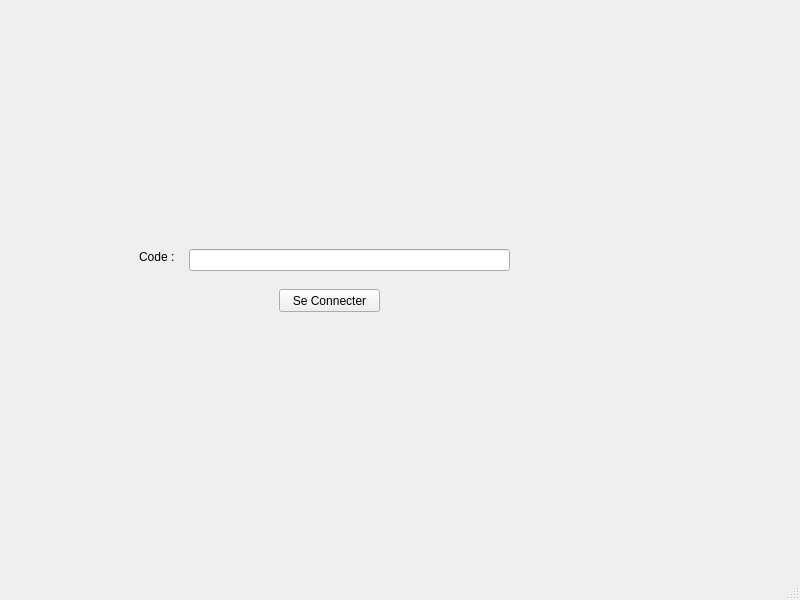
etsi-kekeli/gestion_bibliotheque_image, file Facility/mainwindow.ui: the form before one commit.
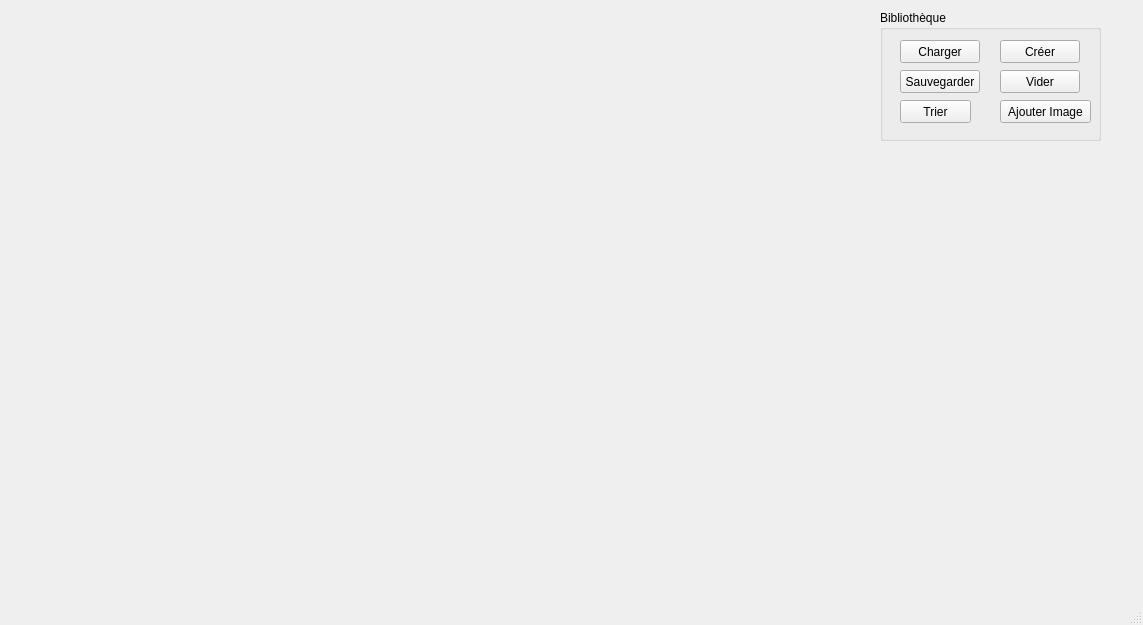
The form after the commit.

Commit message: Développement d'UI pour la sauvegarde, le chargement, l'enrégistrement de Descripteur et de bibliothèqes et des widgets personnalisés pour l'affichage des descripteurs.

The edit to the form file:
```diff
--- a/Facility/mainwindow.ui
+++ b/Facility/mainwindow.ui
@@ -6,62 +6,123 @@
    <rect>
     <x>0</x>
     <y>0</y>
-    <width>800</width>
-    <height>600</height>
+    <width>1143</width>
+    <height>625</height>
    </rect>
   </property>
   <property name="windowTitle">
    <string>MainWindow</string>
   </property>
   <widget class="QWidget" name="centralwidget">
-   <widget class="QStackedWidget" name="stackedWidget">
+   <widget class="QGroupBox" name="biblioGroupBox">
     <property name="geometry">
      <rect>
-      <x>9</x>
-      <y>9</y>
-      <width>771</width>
-      <height>551</height>
+      <x>880</x>
+      <y>10</y>
+      <width>221</width>
+      <height>131</height>
      </rect>
     </property>
-    <widget class="QWidget" name="connexion">
-     <widget class="QLineEdit" name="leCode">
+    <property name="layoutDirection">
+     <enum>Qt::LayoutDirection::LeftToRight</enum>
+    </property>
+    <property name="title">
+     <string>Bibliothèque</string>
+    </property>
+    <property name="flat">
+     <bool>false</bool>
+    </property>
+    <property name="checkable">
+     <bool>false</bool>
+    </property>
+    <widget class="QPushButton" name="btnCharger">
       <property name="geometry">
        <rect>
-        <x>180</x>
-        <y>240</y>
-        <width>321</width>
-        <height>22</height>
-       </rect>
-      </property>
-     </widget>
-     <widget class="QPushButton" name="btnConnect">
+       <x>20</x>
+       <y>30</y>
+       <width>80</width>
+       <height>23</height>
+      </rect>
+     </property>
+     <property name="text">
+      <string>Charger</string>
+     </property>
+    </widget>
+    <widget class="QPushButton" name="btnCreer">
       <property name="geometry">
        <rect>
-        <x>270</x>
-        <y>280</y>
-        <width>101</width>
+       <x>120</x>
+       <y>30</y>
+       <width>80</width>
         <height>23</height>
        </rect>
       </property>
       <property name="text">
-       <string>Se Connecter</string>
-      </property>
-     </widget>
-     <widget class="QLabel" name="label">
+      <string>Créer</string>
+     </property>
+    </widget>
+    <widget class="QPushButton" name="btnTrier">
       <property name="geometry">
        <rect>
-        <x>130</x>
-        <y>240</y>
-        <width>41</width>
-        <height>16</height>
+       <x>20</x>
+       <y>90</y>
+       <width>71</width>
+       <height>23</height>
        </rect>
       </property>
       <property name="text">
-       <string>Code :</string>
-      </property>
-     </widget>
+      <string>Trier</string>
+     </property>
+    </widget>
+    <widget class="QPushButton" name="btnVider">
+     <property name="geometry">
+      <rect>
+       <x>120</x>
+       <y>60</y>
+       <width>80</width>
+       <height>23</height>
+      </rect>
+     </property>
+     <property name="text">
+      <string>Vider</string>
+     </property>
     </widget>
-    <widget class="QWidget" name="page_2"/>
+    <widget class="QPushButton" name="btnSauvegarder">
+     <property name="geometry">
+      <rect>
+       <x>20</x>
+       <y>60</y>
+       <width>80</width>
+       <height>23</height>
+      </rect>
+     </property>
+     <property name="text">
+      <string>Sauvegarder</string>
+     </property>
+    </widget>
+    <widget class="QPushButton" name="btnImage">
+     <property name="geometry">
+      <rect>
+       <x>120</x>
+       <y>90</y>
+       <width>91</width>
+       <height>23</height>
+      </rect>
+     </property>
+     <property name="text">
+      <string>Ajouter Image</string>
+     </property>
+    </widget>
+   </widget>
+   <widget class="QWidget" name="contGalerie" native="true">
+    <property name="geometry">
+     <rect>
+      <x>29</x>
+      <y>149</y>
+      <width>1071</width>
+      <height>421</height>
+     </rect>
+    </property>
    </widget>
   </widget>
   <widget class="QMenuBar" name="menubar">
```
Left out of the diff: 2 changed lines with no effect on the pictures. Lines whose indentation alone changed are shown as unchanged. The commit also changes 17 other files.
